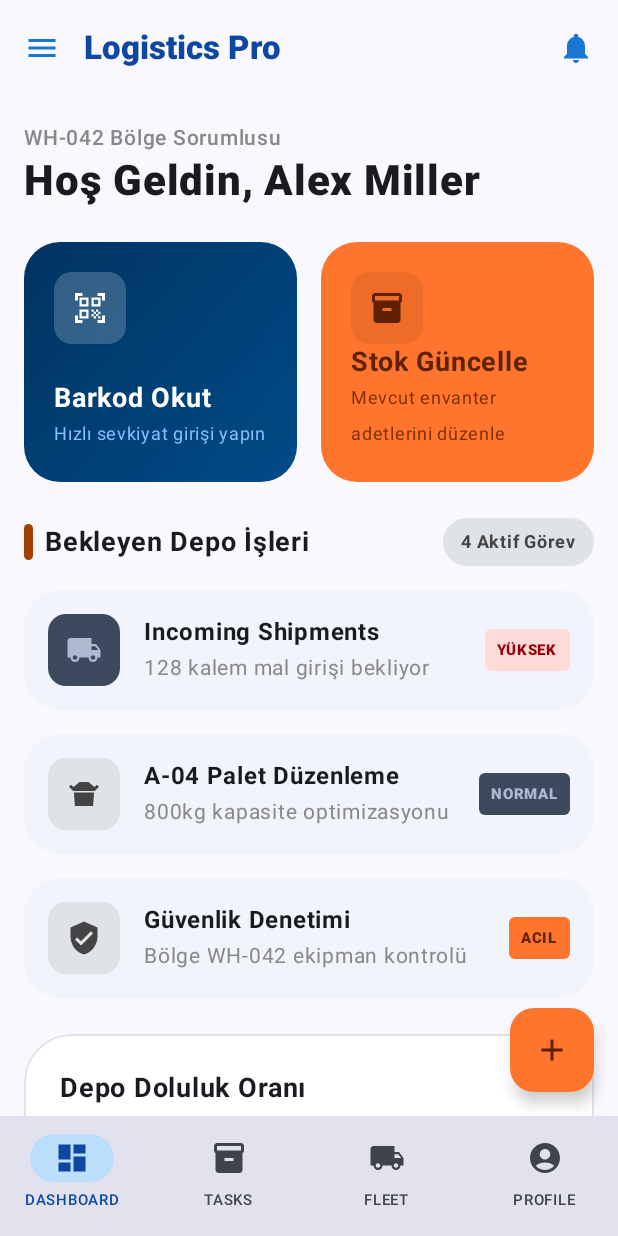
After one commit to MustafaFISTIKCI/Yapay-Zeka-Destekli-Akilli-Depo-ve-Filo-Tedarik-Zinciri-Yonetimi-Sistemi, an Android app built with Jetpack Compose: the composable HomeScreen shown on its own in the app's theme, on a phone screen of 412 x 824 dp. The commit adds this screen. Run offline under Robolectric (Android 15) with nearby library versions, the light colour scheme and no system bars; 48 statements that could not run were skipped.

Commit message:
KAN-11-Giriş-bilgilerimi-girdikten-sonra-ana-sayfaya-ulaşabilmeliyim -Login Screendeki giriş fonksiyonu tanımlandı -Home Screen UI tamamlandı -ViewModel eklendi

```diff
--- a/app/build.gradle.kts
+++ b/app/build.gradle.kts
@@ -59,6 +59,8 @@ dependencies {
     implementation("androidx.compose.ui:ui-tooling-preview")
     implementation("androidx.compose.material3:material3:1.1.2")
     implementation("androidx.compose.material:material-icons-extended")
+    implementation("androidx.navigation:navigation-compose:2.7.5")
+    implementation("androidx.lifecycle:lifecycle-viewmodel-compose:2.6.2")
 
     // Testing
     testImplementation("junit:junit:4.13.2")
--- a/app/src/main/AndroidManifest.xml
+++ b/app/src/main/AndroidManifest.xml
@@ -7,7 +7,7 @@
 
     <application
         android:allowBackup="true"
-        android:icon="@mipmap/ic_launcher"
+        android:icon="@android:drawable/sym_def_app_icon"
         android:label="@string/app_name"
         android:supportsRtl="true"
         android:theme="@style/Theme.LogisticsPro">
--- a/app/src/main/java/com/logisticspro/app/MainActivity.kt
+++ b/app/src/main/java/com/logisticspro/app/MainActivity.kt
@@ -7,6 +7,10 @@ import androidx.compose.foundation.layout.fillMaxSize
 import androidx.compose.material3.MaterialTheme
 import androidx.compose.material3.Surface
 import androidx.compose.ui.Modifier
+import androidx.navigation.compose.NavHost
+import androidx.navigation.compose.composable
+import androidx.navigation.compose.rememberNavController
+import com.logisticspro.app.ui.screens.HomeScreen
 import com.logisticspro.app.ui.screens.LoginScreen
 import com.logisticspro.app.ui.theme.LogisticsProTheme
 
@@ -19,7 +23,31 @@ class MainActivity : ComponentActivity() {
                     modifier = Modifier.fillMaxSize(),
                     color = MaterialTheme.colorScheme.background
                 ) {
-                    LoginScreen()
+                    val navController = rememberNavController()
+                    NavHost(
+                        navController = navController,
+                        startDestination = "login"
+                    ) {
+                        composable(
+                            "login",
+                            enterTransition = { androidx.compose.animation.fadeIn() },
+                            exitTransition = { androidx.compose.animation.fadeOut() }
+                        ) {
+                            LoginScreen(
+                                onNavigateToHome = {
+                                    navController.navigate("home") {
+                                        popUpTo("login") { inclusive = true }
+                                    }
+                                }
+                            )
+                        }
+                        composable(
+                            "home",
+                            enterTransition = { androidx.compose.animation.slideInHorizontally(initialOffsetX = { it }) + androidx.compose.animation.fadeIn() }
+                        ) {
+                            HomeScreen()
+                        }
+                    }
                 }
             }
         }
--- /dev/null
+++ b/app/src/main/java/com/logisticspro/app/ui/screens/HomeScreen.kt
@@ -0,0 +1,351 @@
+package com.logisticspro.app.ui.screens
+
+import androidx.compose.foundation.background
+import androidx.compose.foundation.border
+import androidx.compose.foundation.clickable
+import androidx.compose.foundation.layout.*
+import androidx.compose.foundation.lazy.LazyColumn
+import androidx.compose.foundation.shape.CircleShape
+import androidx.compose.foundation.shape.RoundedCornerShape
+import androidx.compose.material.icons.Icons
+import androidx.compose.material.icons.filled.*
+import androidx.compose.material3.*
+import androidx.compose.runtime.*
+import androidx.compose.ui.Alignment
+import androidx.compose.ui.Modifier
+import androidx.compose.ui.draw.clip
+import androidx.compose.ui.graphics.Brush
+import androidx.compose.ui.graphics.Color
+import androidx.compose.ui.graphics.vector.ImageVector
+import androidx.compose.ui.text.font.FontWeight
+import androidx.compose.ui.unit.dp
+import androidx.compose.ui.unit.sp
+
+@OptIn(ExperimentalMaterial3Api::class)
+@Composable
+fun HomeScreen() {
+    Scaffold(
+        topBar = {
+            TopAppBar(
+                title = { Text("Logistics Pro", fontWeight = FontWeight.Black, color = Color(0xFF0D47A1)) },
+                navigationIcon = {
+                    IconButton(onClick = { /*TODO*/ }) {
+                        Icon(Icons.Filled.Menu, contentDescription = "Menu", tint = Color(0xFF1976D2))
+                    }
+                },
+                actions = {
+                    IconButton(onClick = { /*TODO*/ }) {
+                        Icon(Icons.Filled.Notifications, contentDescription = "Notifications", tint = Color(0xFF1976D2))
+                    }
+                },
+                colors = TopAppBarDefaults.topAppBarColors(containerColor = MaterialTheme.colorScheme.surface)
+            )
+        },
+        floatingActionButton = {
+            FloatingActionButton(
+                onClick = { /*TODO*/ },
+                containerColor = Color(0xFFFF752D),
+                contentColor = Color(0xFF5F2100),
+                shape = RoundedCornerShape(16.dp)
+            ) {
+                Icon(Icons.Filled.Add, contentDescription = "Add")
+            }
+        },
+        bottomBar = {
+            NavigationBar(
+                containerColor = MaterialTheme.colorScheme.surface,
+                tonalElevation = 8.dp
+            ) {
+                NavigationBarItem(
+                    icon = { Icon(Icons.Filled.Dashboard, contentDescription = "Dashboard") },
+                    label = { Text("DASHBOARD", fontSize = 10.sp) },
+                    selected = true,
+                    onClick = { /*TODO*/ },
+                    colors = NavigationBarItemDefaults.colors(
+                        selectedIconColor = Color(0xFF0D47A1),
+                        selectedTextColor = Color(0xFF0D47A1),
+                        indicatorColor = Color(0xFFBBDEFB)
+                    )
+                )
+                NavigationBarItem(
+                    icon = { Icon(Icons.Filled.Inventory, contentDescription = "Tasks") },
+                    label = { Text("TASKS", fontSize = 10.sp) },
+                    selected = false,
+                    onClick = { /*TODO*/ }
+                )
+                NavigationBarItem(
+                    icon = { Icon(Icons.Filled.LocalShipping, contentDescription = "Fleet") },
+                    label = { Text("FLEET", fontSize = 10.sp) },
+                    selected = false,
+                    onClick = { /*TODO*/ }
+                )
+                NavigationBarItem(
+                    icon = { Icon(Icons.Filled.AccountCircle, contentDescription = "Profile") },
+                    label = { Text("PROFILE", fontSize = 10.sp) },
+                    selected = false,
+                    onClick = { /*TODO*/ }
+                )
+            }
+        }
+    ) { paddingValues ->
+        LazyColumn(
+            modifier = Modifier
+                .fillMaxSize()
+                .padding(paddingValues)
+                .padding(horizontal = 16.dp),
+            contentPadding = PaddingValues(vertical = 16.dp),
+            verticalArrangement = Arrangement.spacedBy(24.dp)
+        ) {
+            item {
+                Column {
+                    Text(
+                        text = "WH-042 Bölge Sorumlusu",
+                        fontSize = 14.sp,
+                        color = Color.Gray,
+                        fontWeight = FontWeight.Medium
+                    )
+                    Text(
+                        text = "Hoş Geldin, Alex Miller",
+                        fontSize = 28.sp,
+                        fontWeight = FontWeight.ExtraBold,
+                        color = MaterialTheme.colorScheme.onSurface
+                    )
+                }
+            }
+
+            item {
+                Row(
+                    modifier = Modifier.fillMaxWidth(),
+                    horizontalArrangement = Arrangement.spacedBy(16.dp)
+                ) {
+                    Box(
+                        modifier = Modifier
+                            .weight(1f)
+                            .clip(RoundedCornerShape(24.dp))
+                            .background(
+                                brush = Brush.linearGradient(
+                                    colors = listOf(Color(0xFF003461), Color(0xFF004B87))
+                                )
+                            )
+                            .clickable { /*TODO*/ }
+                            .padding(20.dp)
+                    ) {
+                        Column(
+                            verticalArrangement = Arrangement.SpaceBetween,
+                            modifier = Modifier.height(120.dp)
+                        ) {
+                            Box(
+                                modifier = Modifier
+                                    .size(48.dp)
+                                    .clip(RoundedCornerShape(12.dp))
+                                    .background(Color.White.copy(alpha = 0.2f)),
+                                contentAlignment = Alignment.Center
+                            ) {
+                                Icon(Icons.Filled.QrCodeScanner, contentDescription = "Barcode", tint = Color.White)
+                            }
+                            Column {
+                                Text("Barkod Okut", color = Color.White, fontSize = 18.sp, fontWeight = FontWeight.Bold)
+                                Text("Hızlı sevkiyat girişi yapın", color = Color(0xFF8ABCFF), fontSize = 12.sp)
+                            }
+                        }
+                    }
+
+                    Box(
+                        modifier = Modifier
+                            .weight(1f)
+                            .clip(RoundedCornerShape(24.dp))
+                            .background(Color(0xFFFF752D))
+                            .clickable { /*TODO*/ }
+                            .padding(20.dp)
+                    ) {
+                        Column(
+                            verticalArrangement = Arrangement.SpaceBetween,
+                            modifier = Modifier.height(120.dp)
+                        ) {
+                            Box(
+                                modifier = Modifier
+                                    .size(48.dp)
+                                    .clip(RoundedCornerShape(12.dp))
+                                    .background(Color(0xFF5F2100).copy(alpha = 0.1f)),
+                                contentAlignment = Alignment.Center
+                            ) {
+                                Icon(Icons.Filled.Inventory, contentDescription = "Inventory", tint = Color(0xFF5F2100))
+                            }
+                            Column {
+                                Text("Stok Güncelle", color = Color(0xFF5F2100), fontSize = 18.sp, fontWeight = FontWeight.Bold)
+                                Text("Mevcut envanter adetlerini düzenle", color = Color(0xFF7C2E00), fontSize = 12.sp)
+                            }
+                        }
+                    }
+                }
+            }
+
+            item {
+                Column(verticalArrangement = Arrangement.spacedBy(16.dp)) {
+                    Row(
+                        modifier = Modifier.fillMaxWidth(),
+                        horizontalArrangement = Arrangement.SpaceBetween,
+                        verticalAlignment = Alignment.CenterVertically
+                    ) {
+                        Row(verticalAlignment = Alignment.CenterVertically, horizontalArrangement = Arrangement.spacedBy(8.dp)) {
+                            Box(modifier = Modifier.size(width = 6.dp, height = 24.dp).clip(CircleShape).background(Color(0xFFA33F00)))
+                            Text("Bekleyen Depo İşleri", fontSize = 18.sp, fontWeight = FontWeight.Bold)
+                        }
+                        Box(
+                            modifier = Modifier
+                                .clip(CircleShape)
+                                .background(Color(0xFFDFE3E8))
+                                .padding(horizontal = 12.dp, vertical = 4.dp)
+                        ) {
+                            Text("4 Aktif Görev", fontSize = 12.sp, fontWeight = FontWeight.Bold, color = Color.DarkGray)
+                        }
+                    }
+
+                    TaskCard(
+                        icon = Icons.Filled.LocalShipping,
+                        title = "Incoming Shipments",
+                        subtitle = "128 kalem mal girişi bekliyor",
+                        tagText = "Yüksek",
+                        tagColor = Color(0xFFFFDAD6),
+                        tagTextColor = Color(0xFF93000A),
+                        iconBgColor = Color(0xFF3D4A5E),
+                        iconColor = Color(0xFFACB9D1)
+                    )
+
+                    TaskCard(
+                        icon = Icons.Filled.TakeoutDining,
+                        title = "A-04 Palet Düzenleme",
+                        subtitle = "800kg kapasite optimizasyonu",
+                        tagText = "Normal",
+                        tagColor = Color(0xFF3D4A5E),
+                        tagTextColor = Color(0xFFACB9D1),
+                        iconBgColor = Color(0xFFDFE3E8),
+                        iconColor = Color.DarkGray
+                    )
+
+                    TaskCard(
+                        icon = Icons.Filled.VerifiedUser,
+                        title = "Güvenlik Denetimi",
+                        subtitle = "Bölge WH-042 ekipman kontrolü",
+                        tagText = "Acil",
+                        tagColor = Color(0xFFFF752D),
+                        tagTextColor = Color(0xFF5F2100),
+                        iconBgColor = Color(0xFFDFE3E8),
+                        iconColor = Color.DarkGray
+                    )
+                }
+            }
+
+            item {
+                Box(
+                    modifier = Modifier
+                        .fillMaxWidth()
+                        .clip(RoundedCornerShape(32.dp))
+                        .background(Color.White)
+                        .border(1.dp, Color(0xFFDFE3E8), RoundedCornerShape(32.dp))
+                        .padding(24.dp)
+                ) {
+                    Column(verticalArrangement = Arrangement.spacedBy(16.dp)) {
+                        Text("Depo Doluluk Oranı", fontSize = 18.sp, fontWeight = FontWeight.Bold)
+                        Row(verticalAlignment = Alignment.Bottom, horizontalArrangement = Arrangement.spacedBy(8.dp)) {
+                            Text("84%", fontSize = 48.sp, fontWeight = FontWeight.Black, color = Color(0xFF003461))
+                            Text("+2.4% geçen haftadan", fontSize = 14.sp, color = Color.Gray, modifier = Modifier.padding(bottom = 8.dp))
+                        }
+                        Box(
+                            modifier = Modifier
+                                .fillMaxWidth()
+                                .height(12.dp)
+                                .clip(CircleShape)
+                                .background(Color(0xFFDFE3E8))
+                        ) {
+                            Box(
+                                modifier = Modifier
+                                    .fillMaxWidth(0.84f)
+                                    .fillMaxHeight()
+                                    .clip(CircleShape)
+                                    .background(Color(0xFF003461))
+                            )
+                        }
+
+                        Row(horizontalArrangement = Arrangement.spacedBy(16.dp), modifier = Modifier.padding(top = 8.dp)) {
+                            Column(
+                                modifier = Modifier
+                                    .weight(1f)
+                                    .clip(RoundedCornerShape(16.dp))
+                                    .background(Color(0xFFF1F4FA))
+                                    .padding(16.dp)
+                            ) {
+                                Text("KULLANILABİLİR", fontSize = 10.sp, fontWeight = FontWeight.Bold, color = Color.Gray)
+                                Text("1,240 m²", fontSize = 18.sp, fontWeight = FontWeight.Black)
+                            }
+                            Column(
+                                modifier = Modifier
+                                    .weight(1f)
+                                    .clip(RoundedCornerShape(16.dp))
+                                    .background(Color(0xFFF1F4FA))
+                                    .padding(16.dp)
+                            ) {
+                                Text("DOLU", fontSize = 10.sp, fontWeight = FontWeight.Bold, color = Color.Gray)
+                                Text("6,500 m²", fontSize = 18.sp, fontWeight = FontWeight.Black)
+                            }
+                        }
+                    }
+                }
+            }
+        }
+    }
+}
+
+@Composable
+fun TaskCard(
+    icon: ImageVector,
+    title: String,
+    subtitle: String,
+    tagText: String,
+    tagColor: Color,
+    tagTextColor: Color,
+    iconBgColor: Color,
+    iconColor: Color
+) {
+    Row(
+        modifier = Modifier
+            .fillMaxWidth()
+            .clip(RoundedCornerShape(24.dp))
+            .background(Color(0xFFF1F4FA))
+            .clickable { /*TODO*/ }
+            .padding(16.dp),
+        verticalAlignment = Alignment.CenterVertically,
+        horizontalArrangement = Arrangement.SpaceBetween
+    ) {
+        Row(
+            verticalAlignment = Alignment.CenterVertically,
+            horizontalArrangement = Arrangement.spacedBy(16.dp),
+            modifier = Modifier.weight(1f)
+        ) {
+            Box(
+                modifier = Modifier
+                    .size(48.dp)
+                    .clip(RoundedCornerShape(12.dp))
+                    .background(iconBgColor),
+                contentAlignment = Alignment.Center
+            ) {
+                Icon(icon, contentDescription = null, tint = iconColor)
+            }
+            Column {
+                Text(title, fontWeight = FontWeight.Bold, fontSize = 16.sp)
+                Text(subtitle, fontSize = 14.sp, color = Color.Gray)
+            }
+        }
+
+        Column(horizontalAlignment = Alignment.End, verticalArrangement = Arrangement.spacedBy(8.dp)) {
+            Box(
+                modifier = Modifier
+                    .clip(RoundedCornerShape(4.dp))
+                    .background(tagColor)
+                    .padding(horizontal = 8.dp, vertical = 2.dp)
+            ) {
+                Text(tagText.uppercase(), fontSize = 10.sp, fontWeight = FontWeight.Black, color = tagTextColor)
+            }
+        }
+    }
+}
--- a/app/src/main/java/com/logisticspro/app/ui/screens/LoginScreen.kt
+++ b/app/src/main/java/com/logisticspro/app/ui/screens/LoginScreen.kt
@@ -18,6 +18,7 @@ import androidx.compose.runtime.*
 import androidx.compose.ui.Alignment
 import androidx.compose.ui.tooling.preview.Preview
 import androidx.compose.ui.Modifier
+import androidx.compose.ui.draw.alpha
 import androidx.compose.ui.draw.blur
 import androidx.compose.ui.draw.clip
 import androidx.compose.ui.draw.rotate
@@ -30,14 +31,40 @@ import androidx.compose.ui.text.input.VisualTransformation
 import androidx.compose.ui.text.style.TextAlign
 import androidx.compose.ui.unit.dp
 import androidx.compose.ui.unit.sp
+import androidx.lifecycle.viewmodel.compose.viewModel
 import com.logisticspro.app.ui.theme.*
+import com.logisticspro.app.ui.viewmodel.LoginState
+import com.logisticspro.app.ui.viewmodel.LoginViewModel
 
 @Composable
-fun LoginScreen() {
+fun LoginScreen(
+    viewModel: LoginViewModel = viewModel(),
+    onNavigateToHome: () -> Unit = {}
+) {
     var username by remember { mutableStateOf("") }
     var password by remember { mutableStateOf("") }
     var passwordVisible by remember { mutableStateOf(false) }
     var isLoading by remember { mutableStateOf(false) }
+
+    val loginState by viewModel.loginState.collectAsState()
+
+    val context = androidx.compose.ui.platform.LocalContext.current
+
+    LaunchedEffect(loginState) {
+        when (loginState) {
+            is LoginState.Success -> {
+                isLoading = false
+                onNavigateToHome()
+            }
+            is LoginState.Error -> {
+                isLoading = false
+                android.widget.Toast.makeText(context, (loginState as LoginState.Error).message, android.widget.Toast.LENGTH_SHORT).show()
+            }
+            is LoginState.Idle -> {
+                isLoading = false
+            }
+        }
+    }
 
     Box(
         modifier = Modifier
@@ -69,7 +96,10 @@ fun LoginScreen() {
                 passwordVisible = passwordVisible,
                 onPasswordVisibilityToggle = { passwordVisible = !passwordVisible },
                 isLoading = isLoading,
-                onLoginClick = { isLoading = true }
+                onLoginClick = {
+                    isLoading = true
+                    viewModel.login(username, password)
+                }
             )
 
             Spacer(modifier = Modifier.height(48.dp))
@@ -81,7 +111,7 @@ fun LoginScreen() {
 }
 
 @Composable
-private fun BackgroundDecorations() {
+private fun BoxScope.BackgroundDecorations() {
     // Top-left blur
     Box(
         modifier = Modifier
@@ -152,7 +182,7 @@ private fun BrandSection() {
             fontSize = 14.sp,
             fontWeight = FontWeight.Medium,
             color = OnSurfaceVariant,
-            modifier = Modifier.alpha(0.7f)
+            modifier = Modifier.customAlpha(0.7f)
         )
     }
 }
@@ -416,7 +446,7 @@ private fun BiometricSection() {
             fontWeight = FontWeight.Bold,
             color = OnSurfaceVariant,
             letterSpacing = 0.1.sp,
-            modifier = Modifier.alpha(0.7f)
+            modifier = Modifier.customAlpha(0.7f)
         )
 
         Spacer(modifier = Modifier.height(16.dp))
@@ -463,7 +493,7 @@ private fun FooterMeta() {
                     fontWeight = FontWeight.Black,
                     color = OnSurfaceVariant,
                     letterSpacing = 0.1.sp,
-                    modifier = Modifier.alpha(0.4f)
+                    modifier = Modifier.customAlpha(0.4f)
                 )
 
                 Spacer(modifier = Modifier.height(4.dp))
@@ -500,8 +530,8 @@ private fun FooterMeta() {
                     .background(
                         color = OutlineVariant.copy(alpha = 0.3f)
                     ),
-                Alignment.Center
-            )
+                contentAlignment = Alignment.Center
+            ) {}
 
             // Version
             Column(
@@ -513,7 +543,7 @@ private fun FooterMeta() {
                     fontWeight = FontWeight.Black,
                     color = OnSurfaceVariant,
                     letterSpacing = 0.1.sp,
-                    modifier = Modifier.alpha(0.4f)
+                    modifier = Modifier.customAlpha(0.4f)
                 )
 
                 Spacer(modifier = Modifier.height(4.dp))
@@ -541,7 +571,7 @@ private fun FooterMeta() {
     }
 }
 
-private fun Modifier.alpha(alpha: Float) = this.then(
+private fun Modifier.customAlpha(alpha: Float) = this.then(
     Modifier.alpha(alpha)
 )
 
--- a/app/src/main/java/com/logisticspro/app/ui/theme/Theme.kt
+++ b/app/src/main/java/com/logisticspro/app/ui/theme/Theme.kt
@@ -2,7 +2,7 @@ package com.logisticspro.app.ui.theme
 
 import android.app.Activity
 import android.os.Build
-import androidx.compose.foundation.isSystemInDarkMode
+import androidx.compose.foundation.isSystemInDarkTheme
 import androidx.compose.material3.MaterialTheme
 import androidx.compose.material3.darkColorScheme
 import androidx.compose.material3.dynamicDarkColorScheme
@@ -74,7 +74,7 @@ private val DarkColors = darkColorScheme(
 
 @Composable
 fun LogisticsProTheme(
-    darkTheme: Boolean = isSystemInDarkMode(),
+    darkTheme: Boolean = isSystemInDarkTheme(),
     dynamicColor: Boolean = true,
     content: @Composable () -> Unit
 ) {
--- /dev/null
+++ b/app/src/main/java/com/logisticspro/app/ui/viewmodel/LoginViewModel.kt
@@ -0,0 +1,51 @@
+package com.logisticspro.app.ui.viewmodel
+
+import androidx.lifecycle.ViewModel
+import kotlinx.coroutines.flow.MutableStateFlow
+import kotlinx.coroutines.flow.StateFlow
+import kotlinx.coroutines.flow.asStateFlow
+
+sealed class LoginState {
+    object Idle : LoginState()
+    object Success : LoginState()
+    data class Error(val message: String) : LoginState()
+}
+
+class LoginViewModel : ViewModel() {
+    private val _loginState = MutableStateFlow<LoginState>(LoginState.Idle)
+    val loginState: StateFlow<LoginState> = _loginState.asStateFlow()
+
+    fun login(email: String, sifre: String) {
+        val validationError = validateCredentials(email, sifre)
+        if (validationError != null) {
+            _loginState.value = LoginState.Error(validationError)
+        } else {
+            // Simulate successful api call
+            _loginState.value = LoginState.Success
+        }
+    }
+
+    fun validateCredentials(email: String, sifre: String): String? {
+        if (email.isBlank()) {
+            return "Email veya kullanıcı adı boş olamaz"
+        }
+        // Basit demo testleri için kontrol kurallarını biraz ezdik, hem email formatına hem demo isme ("test.user") izin veriyoruz.
+        if (!email.contains("@") && email != "test") {
+            return "Geçerli bir email adresi veya kullanıcı adı giriniz"
+        }
+        if (sifre.length < 6) {
+            return "Şifre en az 6 karakter olmalıdır"
+        }
+
+        // Mock veri: Sadece bu kullanıcı adı/email ve şifre kombinasyonunda başarılı olur
+        if ((email == "test" && sifre == "123456") || (email == "surucu@logisticspro.com" && sifre == "123456")) {
+            return null // Başarılı
+        } else {
+            return "Kullanıcı adı veya şifre hatalı!"
+        }
+    }
+
+    fun resetState() {
+        _loginState.value = LoginState.Idle
+    }
+}
--- a/gradle.properties
+++ b/gradle.properties
@@ -13,3 +13,7 @@ android.useAndroidX=true
 
 # Kotlin code style for this project: "official" or "obsolete":
 kotlin.code.style=official
+
+# Specifies the JVM arguments used for the daemon process.
+# The setting is particularly useful for tweaking memory settings.
+org.gradle.jvmargs=-Xmx2048m -Dfile.encoding=UTF-8
```
Also changed, not shown: 2 other files.
